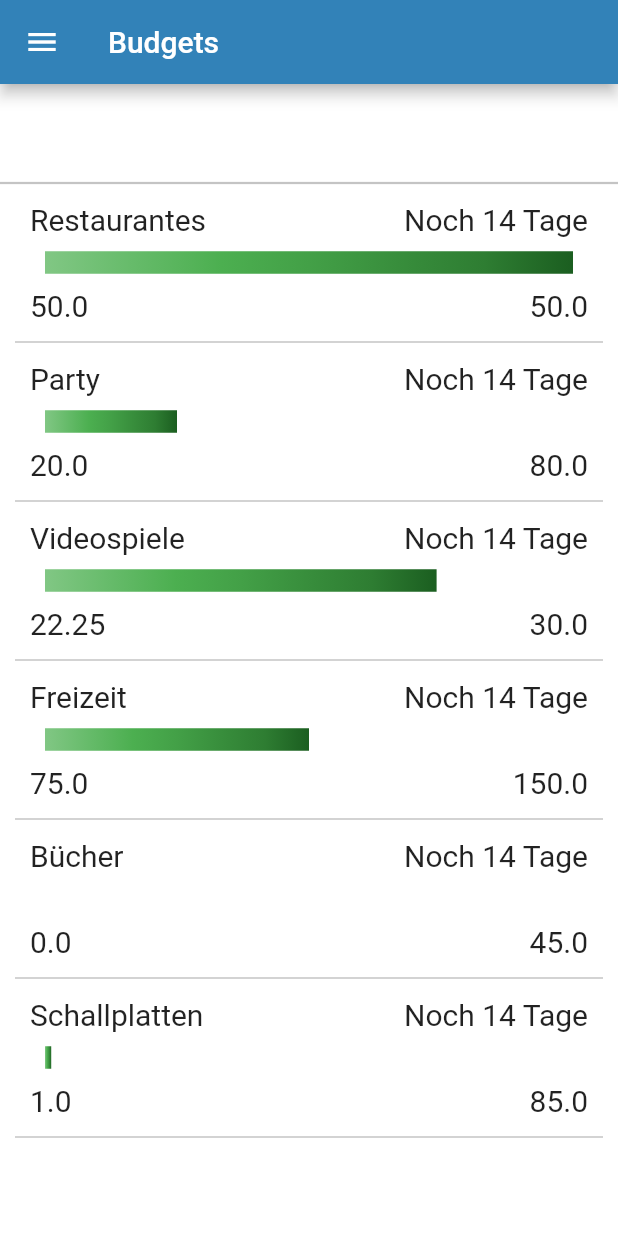
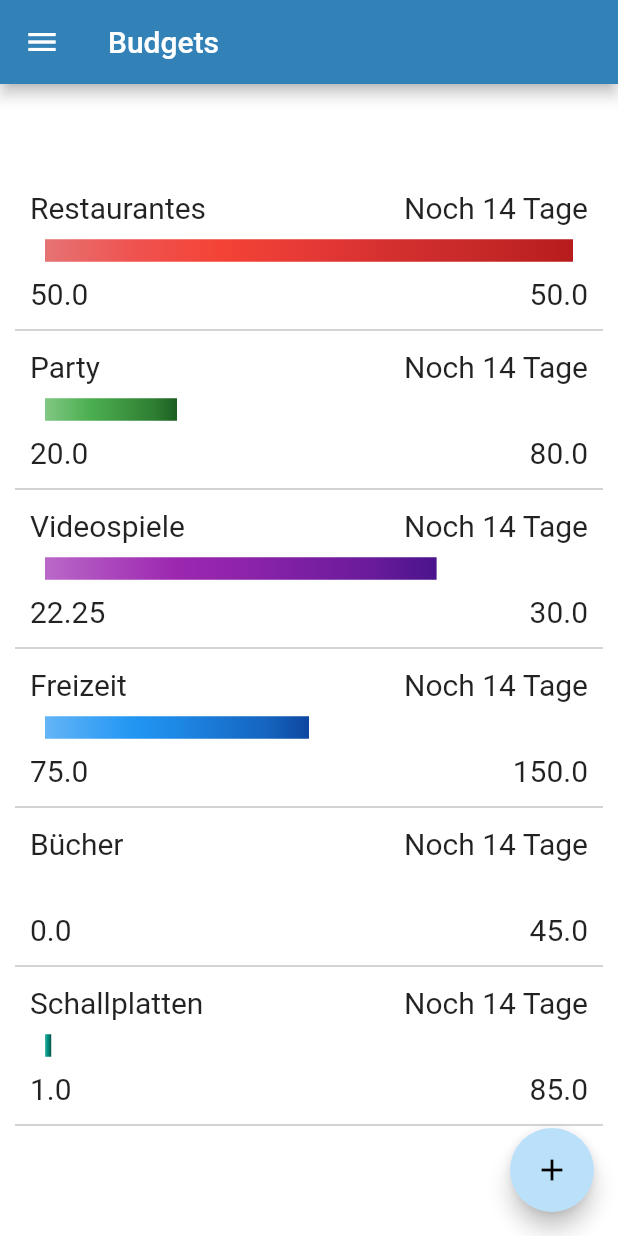
Before and after one commit to budgetiser/budgetiser, a Flutter app: the Budgets screen opened by its route, on a phone screen of 412 x 824 dp. Run offline on Flutter 3.47's test engine with Material 2 defaults, Android fonts, the phone set to English and light mode, and no system bars; drawn by our look-alikes of percent_indicator.

Commit message:
added variable colors. Created empty new budget screen

```diff
--- a/budgetiser/lib/screens/budgets/budgetItem.dart
+++ b/budgetiser/lib/screens/budgets/budgetItem.dart
@@ -5,8 +5,9 @@ class BudgetItem extends StatelessWidget {
   final String name;
   final double currentValue;
   final double endValue;
+  final MaterialColor color;
   const BudgetItem({
-    Key? key, required this.name, required this.currentValue, required this.endValue,
+    Key? key, required this.name, required this.currentValue, required this.endValue, required this.color,
   }) : super(key: key);
 
   @override
@@ -38,7 +39,7 @@ class BudgetItem extends StatelessWidget {
                         lineHeight: 15.0,
                         percent: (currentValue/endValue),
                         backgroundColor: Colors.white,
-                        linearGradient: LinearGradient(colors: createGradient(Colors.green)),
+                        linearGradient: LinearGradient(colors: createGradient(color)),
                         clipLinearGradient: true,
                       ),
                     ),
--- a/budgetiser/lib/screens/budgets/budgets.dart
+++ b/budgetiser/lib/screens/budgets/budgets.dart
@@ -1,4 +1,5 @@
 import 'package:budgetiser/screens/budgets/budgetItem.dart';
+import 'package:budgetiser/screens/budgets/newBudget.dart';
 import 'package:flutter/material.dart';
 import '../../shared/widgets/drawer.dart';
 
@@ -20,41 +21,56 @@ class Budgets extends StatelessWidget {
       body: Center(
         child: SingleChildScrollView(
           child: Column(
-            children: [
-              Divider(),
+            children: const [
               BudgetItem(
                 name: "Restaurantes",
                 currentValue: 50,
                 endValue: 50,
+                color: Colors.red,
               ),
               BudgetItem(
                 name: "Party",
                 currentValue: 20,
                 endValue: 80,
+                color: Colors.green,
               ),
               BudgetItem(
                 name: "Videospiele",
                 currentValue: 22.25,
                 endValue: 30,
+                color: Colors.purple,
               ),
               BudgetItem(
                 name: "Freizeit",
                 currentValue: 75,
                 endValue: 150,
+                color: Colors.blue,
               ),
               BudgetItem(
                 name: "Bücher",
                 currentValue: 0,
                 endValue: 45,
-              ),BudgetItem(
+                color: Colors.yellow,
+              ),
+              BudgetItem(
                 name: "Schallplatten",
                 currentValue: 1,
                 endValue: 85,
+                color: Colors.teal,
               ),
             ],
           ),
         ),
       ),
+      floatingActionButton: FloatingActionButton(
+        tooltip: "New Budget",
+        onPressed: () {
+          Navigator.of(context).push(
+            MaterialPageRoute(builder: (context) => const NewBudget())
+          );
+        },
+        child: const Icon(Icons.add),
+      ),
     );
   }
 }
```
Also changed, not shown: budgetiser/lib/screens/budgets/newBudget.dart (added, +35 -0 lines).
